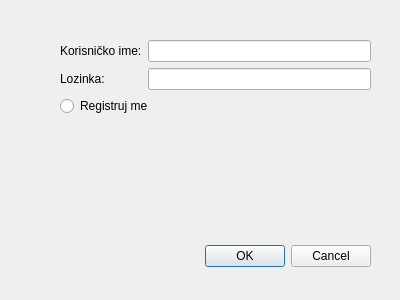
bogdans55/StudySphere, file app/forms/logindialog.ui: the form before one commit.
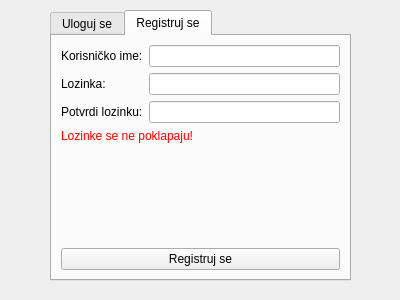
The form after the commit.

Commit message: Reworked ui for login and register

The edit to the form file:
```diff
--- a/app/forms/logindialog.ui
+++ b/app/forms/logindialog.ui
@@ -13,31 +13,22 @@
   <property name="windowTitle">
    <string>Dialog</string>
   </property>
-  <widget class="QDialogButtonBox" name="buttonBox">
+  <widget class="QTabWidget" name="tabWidget">
    <property name="geometry">
     <rect>
-     <x>30</x>
-     <y>240</y>
-     <width>341</width>
-     <height>32</height>
+     <x>50</x>
+     <y>10</y>
+     <width>301</width>
+     <height>271</height>
     </rect>
    </property>
-   <property name="orientation">
-    <enum>Qt::Horizontal</enum>
+   <property name="currentIndex">
+    <number>1</number>
    </property>
-   <property name="standardButtons">
-    <set>QDialogButtonBox::Cancel|QDialogButtonBox::Ok</set>
-   </property>
-  </widget>
-  <widget class="QWidget" name="formLayoutWidget">
-   <property name="geometry">
-    <rect>
-     <x>60</x>
-     <y>40</y>
-     <width>311</width>
-     <height>191</height>
-    </rect>
-   </property>
+   <widget class="QWidget" name="tab_login">
+    <attribute name="title">
+     <string>Uloguj se</string>
+    </attribute>
    <layout class="QFormLayout" name="formLayout">
     <item row="0" column="0">
      <widget class="QLabel" name="label_username">
@@ -63,14 +54,103 @@
       </property>
      </widget>
     </item>
-    <item row="2" column="0" colspan="2">
-     <widget class="QRadioButton" name="radioButton_register">
+     <item row="3" column="0" colspan="2">
+      <widget class="QPushButton" name="pushButton_login">
       <property name="text">
-       <string>Registruj me</string>
+        <string>Uloguj se</string>
       </property>
      </widget>
     </item>
-   </layout>
+     <item row="2" column="0">
+      <spacer name="verticalSpacer">
+       <property name="orientation">
+        <enum>Qt::Vertical</enum>
+       </property>
+       <property name="sizeHint" stdset="0">
+        <size>
+         <width>20</width>
+         <height>40</height>
+        </size>
+       </property>
+      </spacer>
+     </item>
+    </layout>
+   </widget>
+   <widget class="QWidget" name="tab_register">
+    <attribute name="title">
+     <string>Registruj se</string>
+    </attribute>
+    <layout class="QFormLayout" name="formLayout_3">
+     <item row="0" column="0">
+      <widget class="QLabel" name="label_username_reg">
+       <property name="text">
+        <string>Korisničko ime:</string>
+       </property>
+      </widget>
+     </item>
+     <item row="0" column="1">
+      <widget class="QLineEdit" name="lineEdit_username_reg"/>
+     </item>
+     <item row="1" column="0">
+      <widget class="QLabel" name="label_password_reg">
+       <property name="text">
+        <string>Lozinka:</string>
+       </property>
+      </widget>
+     </item>
+     <item row="1" column="1">
+      <widget class="QLineEdit" name="lineEdit_password_reg">
+       <property name="echoMode">
+        <enum>QLineEdit::Password</enum>
+       </property>
+      </widget>
+     </item>
+     <item row="4" column="0">
+      <spacer name="verticalSpacer_2">
+       <property name="orientation">
+        <enum>Qt::Vertical</enum>
+       </property>
+       <property name="sizeHint" stdset="0">
+        <size>
+         <width>20</width>
+         <height>40</height>
+        </size>
+       </property>
+      </spacer>
+     </item>
+     <item row="5" column="0" colspan="2">
+      <widget class="QPushButton" name="pushButton_openRegister">
+       <property name="text">
+        <string>Registruj se</string>
+       </property>
+      </widget>
+     </item>
+     <item row="2" column="0">
+      <widget class="QLabel" name="label_confirmPassword">
+       <property name="text">
+        <string>Potvrdi lozinku:</string>
+       </property>
+      </widget>
+     </item>
+     <item row="2" column="1">
+      <widget class="QLineEdit" name="lineEdit_confirmPassword">
+       <property name="echoMode">
+        <enum>QLineEdit::Password</enum>
+       </property>
+      </widget>
+     </item>
+     <item row="3" column="0" colspan="2">
+      <widget class="QLabel" name="label_error">
+       <property name="styleSheet">
+        <string notr="true">color: red;</string>
+       </property>
+       <property name="text">
+        <string>Lozinke se ne poklapaju!</string>
+       </property>
+      </widget>
+     </item>
+    </layout>
+   </widget>
   </widget>
  </widget>
  <resources/>
```
Left out of the diff: 49 changed lines with no effect on the pictures. Lines whose indentation alone changed are shown as unchanged. The commit also changes 3 other files.
